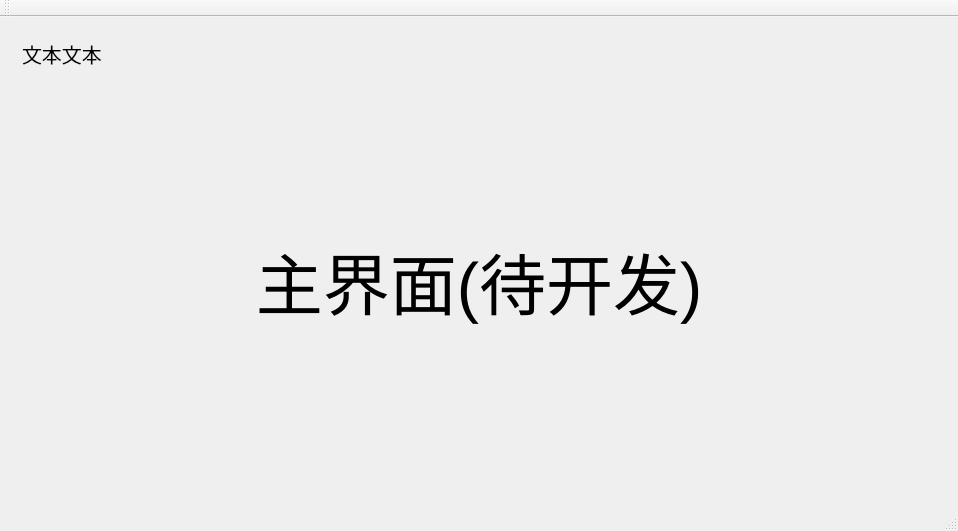
First picture: the form in MyChatDemo/src/ui/mainwindow.ui, repository yihengpromax/git-study, before the edit.
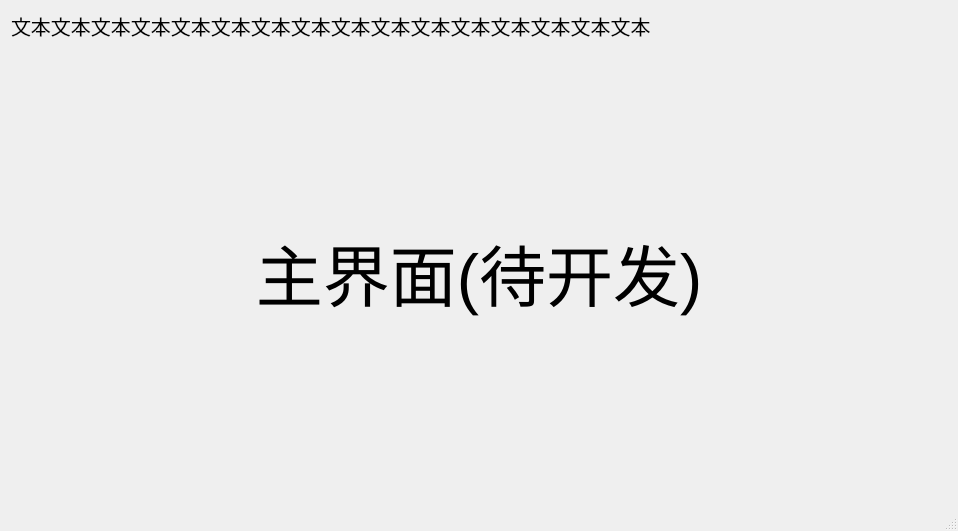
Second picture: the form after the edit.

```diff
--- a/MyChatDemo/src/ui/mainwindow.ui
+++ b/MyChatDemo/src/ui/mainwindow.ui
@@ -15,6 +15,21 @@
   </property>
   <widget class="QWidget" name="centralWidget">
    <layout class="QVBoxLayout" name="verticalLayout">
+    <property name="spacing">
+     <number>0</number>
+    </property>
+    <property name="leftMargin">
+     <number>0</number>
+    </property>
+    <property name="topMargin">
+     <number>0</number>
+    </property>
+    <property name="rightMargin">
+     <number>0</number>
+    </property>
+    <property name="bottomMargin">
+     <number>0</number>
+    </property>
     <item>
      <widget class="QWidget" name="widget" native="true">
       <layout class="QVBoxLayout" name="verticalLayout_2">
@@ -32,7 +47,7 @@
           </font>
          </property>
          <property name="text">
-          <string>文本文本</string>
+          <string>文本文本文本文本文本文本文本文本文本文本文本文本文本文本文本文本</string>
          </property>
         </widget>
        </item>
@@ -56,24 +71,6 @@
     </item>
    </layout>
   </widget>
-  <widget class="QMenuBar" name="menuBar">
-   <property name="geometry">
-    <rect>
-     <x>0</x>
-     <y>0</y>
-     <width>958</width>
-     <height>21</height>
-    </rect>
-   </property>
-  </widget>
-  <widget class="QToolBar" name="mainToolBar">
-   <attribute name="toolBarArea">
-    <enum>TopToolBarArea</enum>
-   </attribute>
-   <attribute name="toolBarBreak">
-    <bool>false</bool>
-   </attribute>
-  </widget>
   <widget class="QStatusBar" name="statusBar"/>
  </widget>
  <layoutdefault spacing="6" margin="11"/>
```
